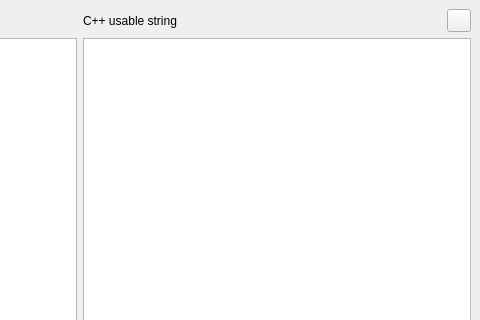
Above: src/mainwindow.ui from hbtalha/ToCppHardcodedString before the change; both pictures show x 320 to 800 and y 0 to 320 of the 800 by 600 pixel window. Below: the same form after it.
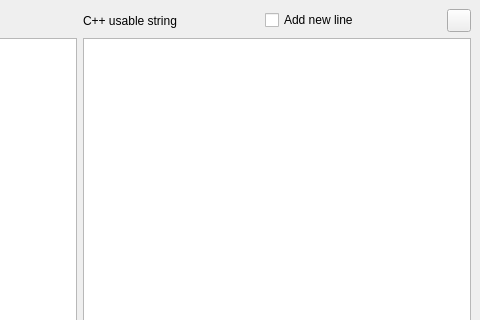
That is the form after the change.

Commit message: option to add/remove newline in the C++ usable string

Patch:
```diff
--- a/src/mainwindow.ui
+++ b/src/mainwindow.ui
@@ -35,6 +35,13 @@
             </property>
            </widget>
           </item>
+          <item>
+           <widget class="QCheckBox" name="addNewLineCheckBox">
+            <property name="text">
+             <string>Add new line</string>
+            </property>
+           </widget>
+          </item>
           <item>
            <widget class="QToolButton" name="copy_button">
             <property name="text">
```
The commit also changes 1 other file.
